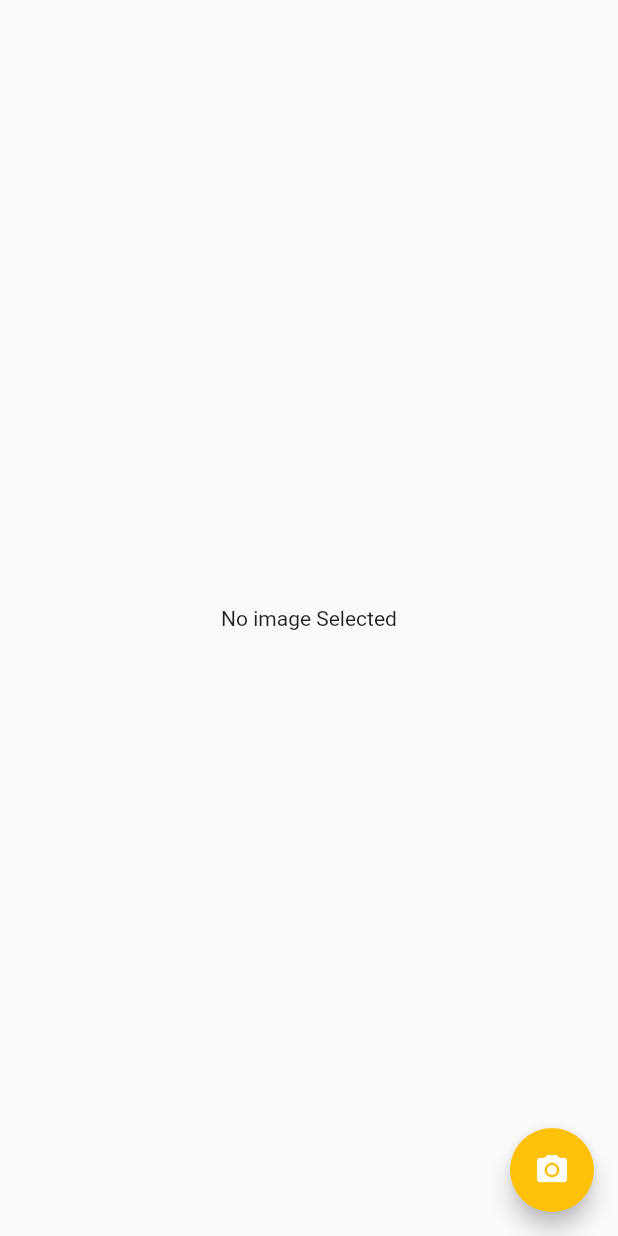
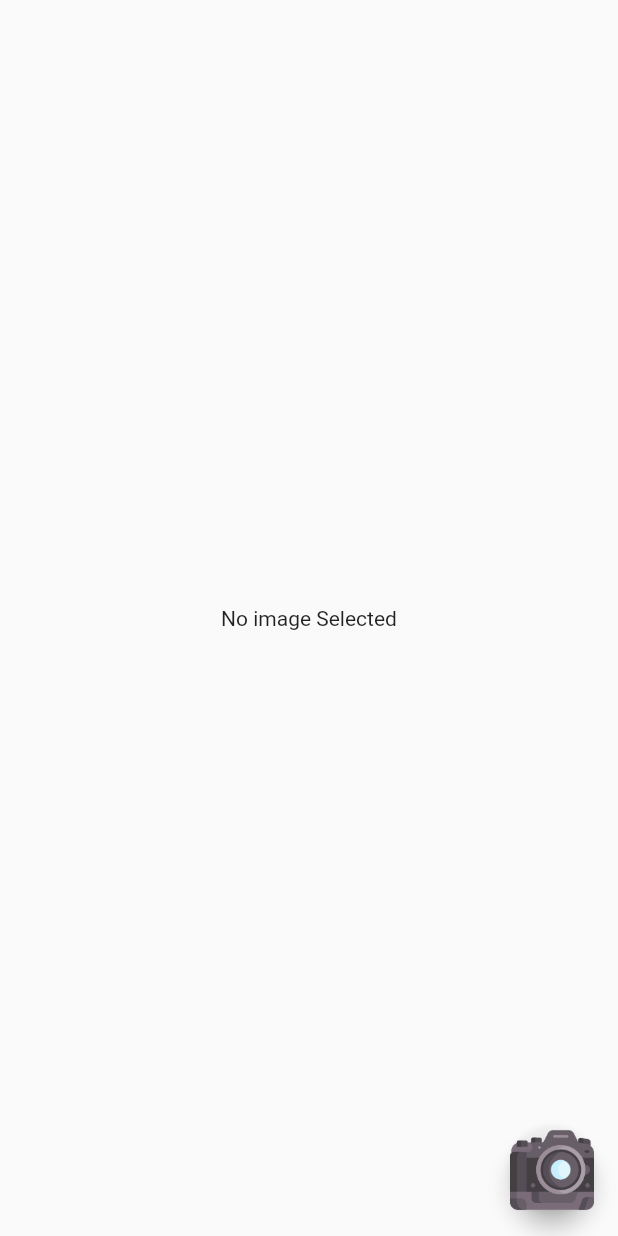
Before and after one commit to SaduniHettihewa/takepicture, a Flutter app: the screen it shows after launch, on a phone screen of 412 x 824 dp. Run offline on Flutter 3.47's test engine with Material 2 defaults, Android fonts, the phone set to English and light mode, and no system bars; our stand-ins replace image_picker.

Commit message:
chnge button

```diff
--- a/lib/takephoto.dart
+++ b/lib/takephoto.dart
@@ -27,9 +27,9 @@ class _TakephotoState extends State<Takephoto> {
         child: _image == null ? Text("No image Selected"): Image.file(_image!),
       ),
       floatingActionButton: FloatingActionButton(
-        backgroundColor: Colors.amber,
+        backgroundColor: Colors.transparent,
         onPressed: getImage ,
-        child: Icon(Icons.camera_alt),
+        child: Image.asset("assets/images/dslr-camera.png"),
       ),
     );
   }
```
